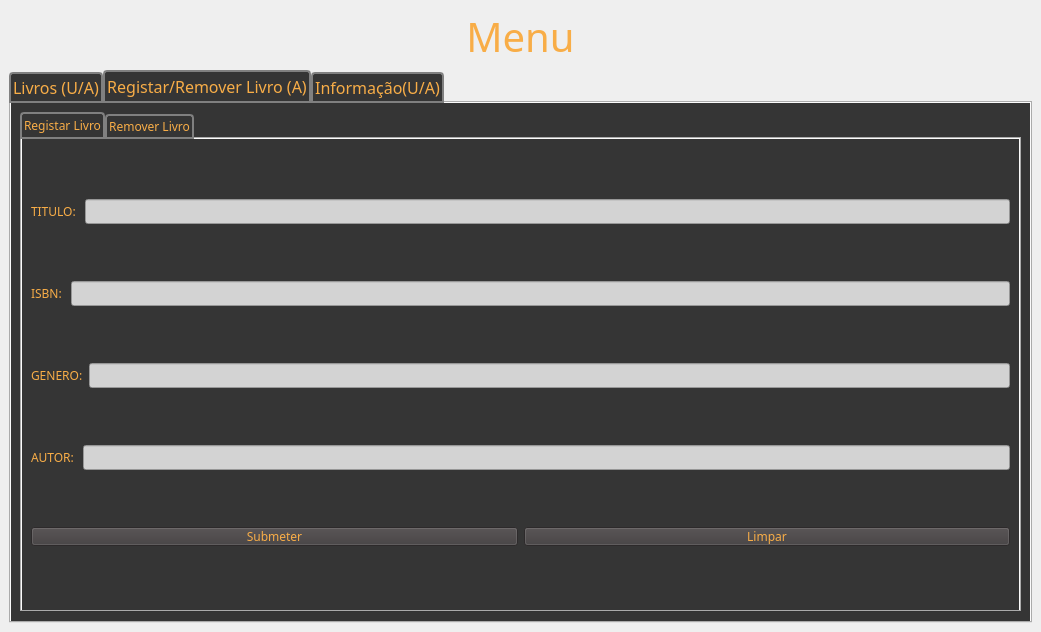
First picture: the form in mainwindow.ui, repository DistroRickDev/lms_oop_qt, before the edit.
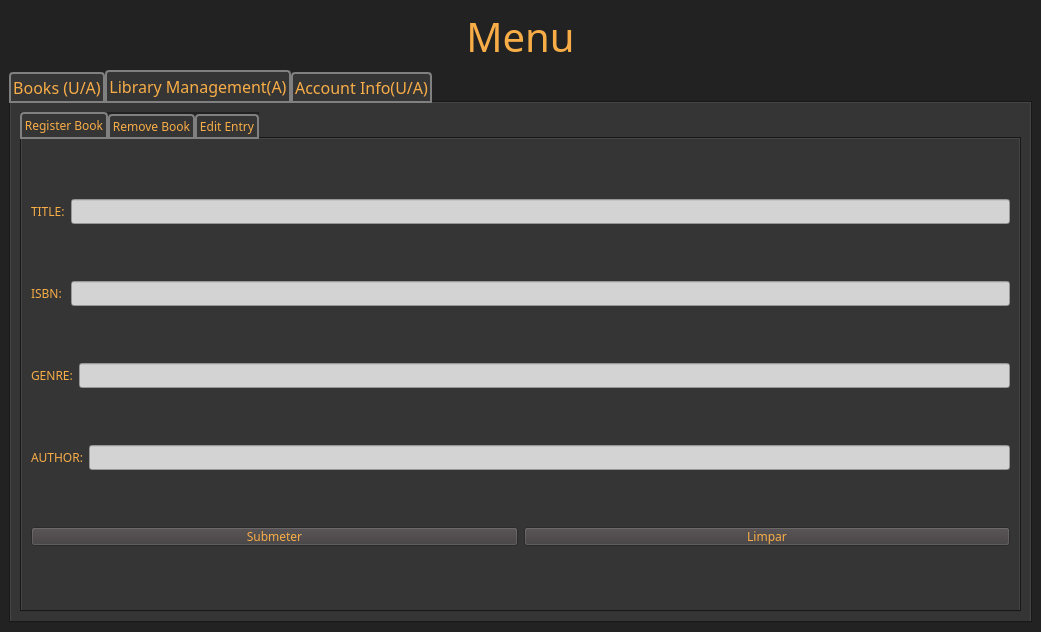
Second picture: the form after the edit. The open tabs and pages were chosen to show the change. Icons and pictures are not drawn.

```diff
--- a/mainwindow.ui
+++ b/mainwindow.ui
@@ -24,8 +24,7 @@
   <property name="styleSheet">
    <string notr="true"> *{
 	font-family: sans-serif;
-	/*background: #353535;*/
-	background-image: url(:/new/images/media/corbon_fiber_bg.jpg);
+	background: #222;
 	color: #f8ad47;
 }
 
@@ -59,7 +58,7 @@
 	border: 1px solid #f8ad47;
 }
 
-#books_tab , #admin_book_tab, #info_tab, #add_tab, #remove_tab {
+#books_tab , #admin_book_tab, #info_tab, #add_tab, #remove_tab, #edit_tab{
 	background: #353535;
 }
 
@@ -128,12 +127,12 @@
         </property>
         <widget class="QWidget" name="books_tab">
          <attribute name="title">
-          <string>Livros (U/A)</string>
+          <string>Books (U/A)</string>
          </attribute>
         </widget>
         <widget class="QWidget" name="admin_book_tab">
          <attribute name="title">
-          <string>Registar/Remover Livro (A)</string>
+          <string>Library Management(A)</string>
          </attribute>
          <layout class="QVBoxLayout" name="verticalLayout_2">
           <item>
@@ -143,7 +142,7 @@
             </property>
             <widget class="QWidget" name="add_tab">
              <attribute name="title">
-              <string>Registar Livro</string>
+              <string>Register Book</string>
              </attribute>
              <layout class="QVBoxLayout" name="verticalLayout_3">
               <item>
@@ -151,7 +150,7 @@
                 <item>
                  <widget class="QLabel" name="title_label">
                   <property name="text">
-                   <string>TITULO: </string>
+                   <string>TITLE:</string>
                   </property>
                  </widget>
                 </item>
@@ -179,7 +178,7 @@
                 <item>
                  <widget class="QLabel" name="genre_label">
                   <property name="text">
-                   <string>GENERO:</string>
+                   <string>GENRE:</string>
                   </property>
                  </widget>
                 </item>
@@ -193,7 +192,7 @@
                 <item>
                  <widget class="QLabel" name="author_label">
                   <property name="text">
-                   <string>AUTOR: </string>
+                   <string>AUTHOR:</string>
                   </property>
                  </widget>
                 </item>
@@ -224,7 +223,12 @@
             </widget>
             <widget class="QWidget" name="remove_tab">
              <attribute name="title">
-              <string>Remover Livro</string>
+              <string>Remove Book</string>
+             </attribute>
+            </widget>
+            <widget class="QWidget" name="edit_tab">
+             <attribute name="title">
+              <string>Edit Entry</string>
              </attribute>
             </widget>
            </widget>
@@ -233,7 +237,7 @@
         </widget>
         <widget class="QWidget" name="info_tab">
          <attribute name="title">
-          <string>Informação(U/A)</string>
+          <string>Account Info(U/A)</string>
          </attribute>
         </widget>
        </widget>
```
Left out of the diff: 2 changed lines with no effect on the pictures.
